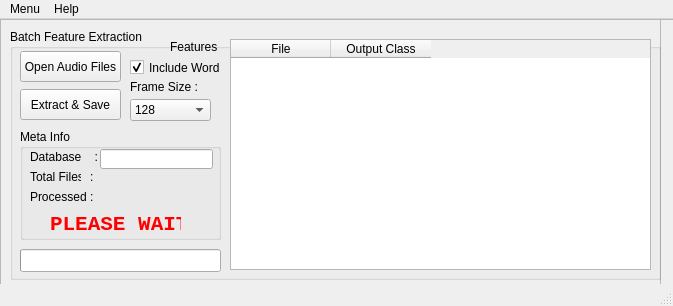
Above: Program/view/ui_files/BatchExtractWindow.ui from sukorenomw/MFCC-and-LVQ-for-TDSV before the change. Below: the same form after it.
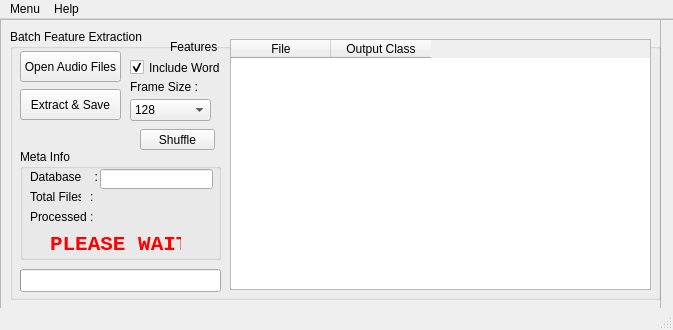
That is the form after the change. Icons and pictures are not drawn.

Patch:
```diff
--- a/Program/view/ui_files/BatchExtractWindow.ui
+++ b/Program/view/ui_files/BatchExtractWindow.ui
@@ -7,7 +7,7 @@
     <x>0</x>
     <y>0</y>
     <width>673</width>
-    <height>306</height>
+    <height>330</height>
    </rect>
   </property>
   <property name="sizePolicy">
@@ -19,13 +19,13 @@
   <property name="minimumSize">
    <size>
     <width>673</width>
-    <height>306</height>
+    <height>330</height>
    </size>
   </property>
   <property name="maximumSize">
    <size>
     <width>673</width>
-    <height>306</height>
+    <height>330</height>
    </size>
   </property>
   <property name="windowTitle">
@@ -79,7 +79,7 @@
        <x>10</x>
        <y>10</y>
        <width>651</width>
-       <height>251</height>
+       <height>271</height>
       </rect>
      </property>
      <property name="title">
@@ -117,7 +117,7 @@
         <x>220</x>
         <y>10</y>
         <width>421</width>
-        <height>231</height>
+        <height>251</height>
        </rect>
       </property>
       <property name="editTriggers">
@@ -154,7 +154,7 @@
       <property name="geometry">
        <rect>
         <x>10</x>
-        <y>100</y>
+        <y>120</y>
         <width>201</width>
         <height>111</height>
        </rect>
@@ -296,7 +296,7 @@
       <property name="geometry">
        <rect>
         <x>10</x>
-        <y>220</y>
+        <y>240</y>
         <width>201</width>
         <height>23</height>
        </rect>
@@ -362,6 +362,19 @@
        </property>
       </item>
      </widget>
+     <widget class="QPushButton" name="shuffleBtn">
+      <property name="geometry">
+       <rect>
+        <x>130</x>
+        <y>100</y>
+        <width>75</width>
+        <height>21</height>
+       </rect>
+      </property>
+      <property name="text">
+       <string>Shuffle</string>
+      </property>
+     </widget>
     </widget>
    </widget>
   </widget>
```
